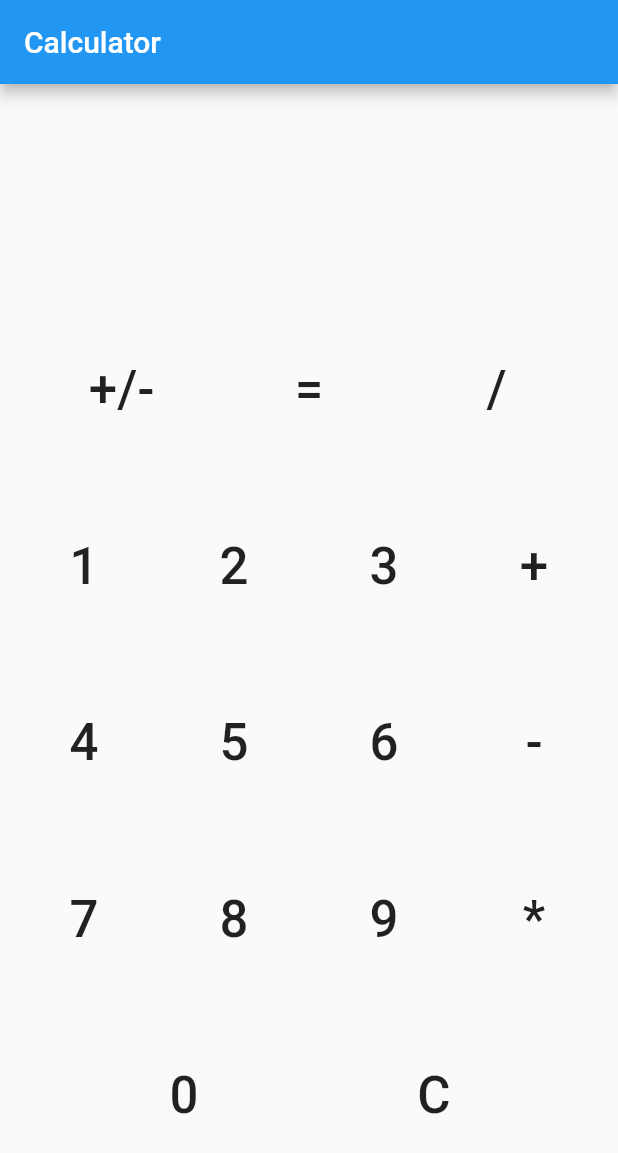
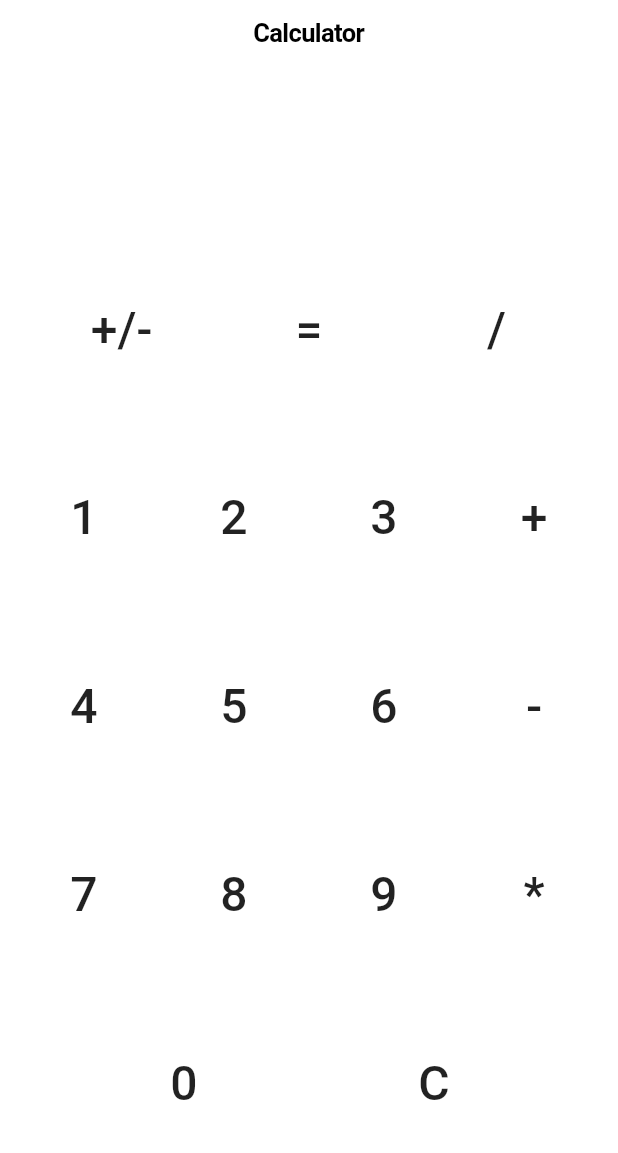
Before and after one commit to sashashakun/simple-calc, a Flutter app: the screen it shows after launch, on a phone screen of 412 x 824 dp. Shown: the top 1153 px of the screen. Run offline on Flutter 3.47's test engine with Material 2 defaults, Android fonts, the phone set to English and light mode, and no system bars.

```diff
--- a/lib/app.dart
+++ b/lib/app.dart
@@ -14,21 +14,22 @@ class _CalculatorState extends State<Calculator> {
 
   @override
   Widget build(BuildContext context) {
-    return Scaffold(
-      appBar: AppBar(
-        title: Text('Calculator'),
+    return CupertinoPageScaffold(
+      navigationBar: CupertinoNavigationBar(
+        // backgroundColor: Colors.blueGrey,
+        middle: Text('Calculator'),
       ),
-      body: _buildApp(),
+      child: _buildApp(),
     );
   }
 
   Widget _buildApp() {
     return Center(
-        child: Column(
+      child: Column(
       mainAxisAlignment: MainAxisAlignment.spaceEvenly,
       children: [
         Row(
-          mainAxisAlignment: MainAxisAlignment.spaceEvenly,
+          mainAxisAlignment: MainAxisAlignment.spaceAround,
           children: [
             Text(
               _getTextToRender(),
--- a/lib/button.dart
+++ b/lib/button.dart
@@ -12,7 +12,7 @@ class Button extends StatelessWidget {
         child: Text(
           sym,
           style: TextStyle(
-            fontSize: 34,
+            fontSize: 32,
             color: Colors.black87,
           ),
         ));
--- a/lib/main.dart
+++ b/lib/main.dart
@@ -1,3 +1,4 @@
+import 'package:flutter/cupertino.dart';
 import 'package:flutter/material.dart';
 import './app.dart';
 
@@ -6,7 +7,7 @@ void main() => runApp(MyApp());
 class MyApp extends StatelessWidget {
   @override
   Widget build(BuildContext context) {
-    return MaterialApp(
+    return CupertinoApp(
       title: 'Calculator',
       home: Calculator(),
     );
```
